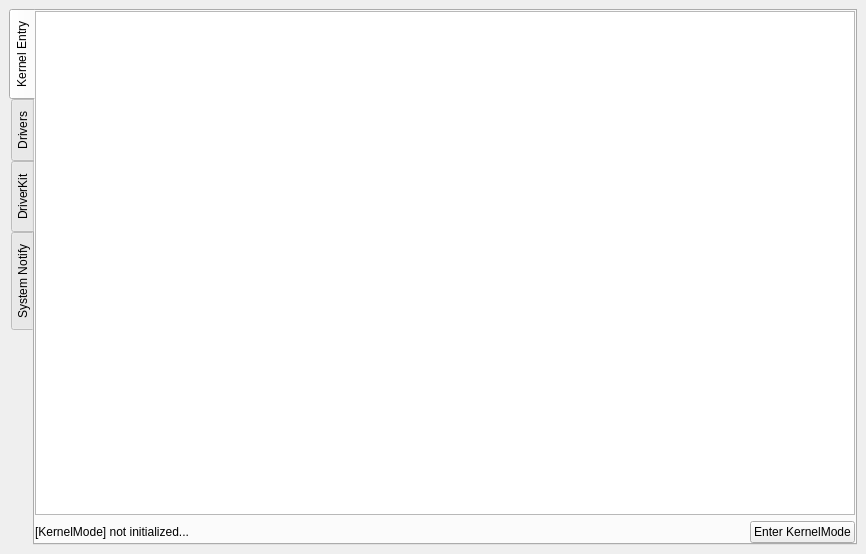
Qt form src/OpenArk/ui/kernel.ui (BlackINT3/OpenArk) before a commit.
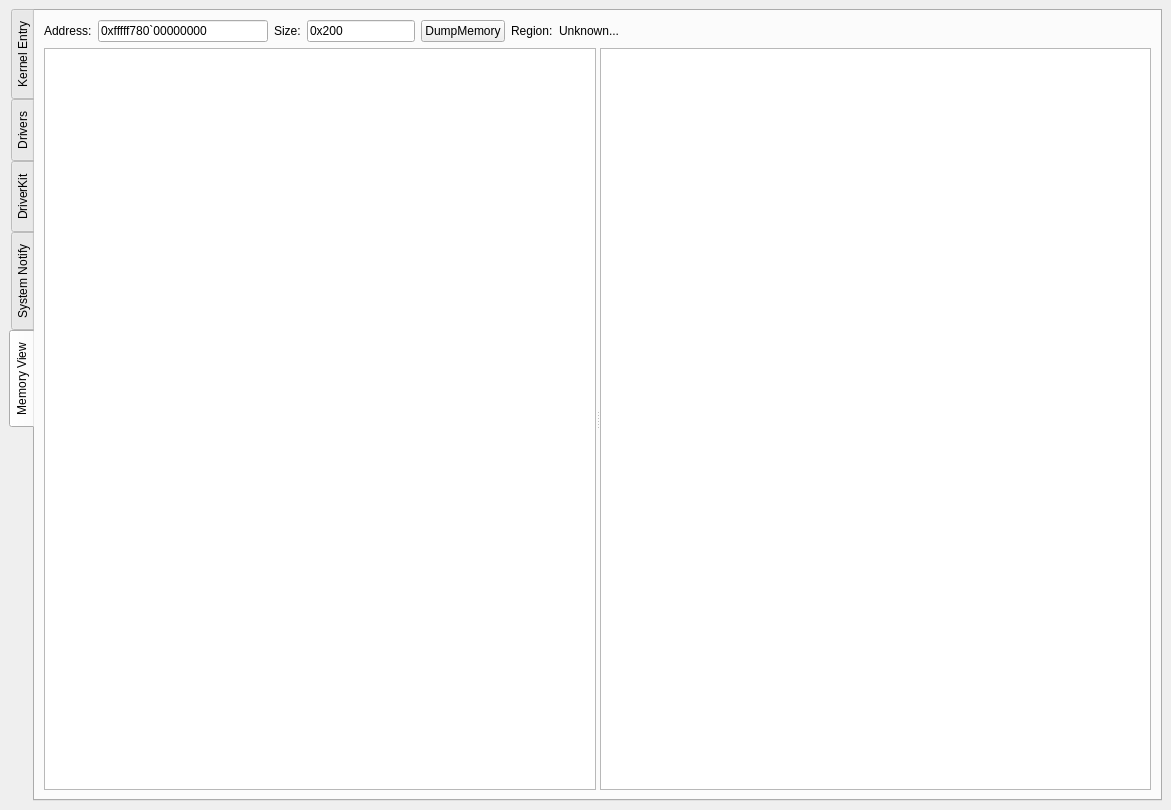
The same form after that commit.

Commit message: add kernel memory read

Patch:
```diff
--- a/src/OpenArk/ui/kernel.ui
+++ b/src/OpenArk/ui/kernel.ui
@@ -6,8 +6,8 @@
    <rect>
     <x>0</x>
     <y>0</y>
-    <width>866</width>
-    <height>554</height>
+    <width>1171</width>
+    <height>810</height>
    </rect>
   </property>
   <property name="windowTitle">
@@ -38,7 +38,7 @@
       <enum>QTabWidget::West</enum>
      </property>
      <property name="currentIndex">
-      <number>0</number>
+      <number>4</number>
      </property>
      <widget class="QWidget" name="tabKernelEntry">
       <attribute name="title">
@@ -399,6 +399,121 @@
        </item>
       </layout>
      </widget>
+     <widget class="QWidget" name="tabMemory">
+      <attribute name="title">
+       <string>Memory View</string>
+      </attribute>
+      <layout class="QVBoxLayout" name="verticalLayout_7">
+       <item>
+        <layout class="QHBoxLayout" name="horizontalLayout_6">
+         <property name="sizeConstraint">
+          <enum>QLayout::SetDefaultConstraint</enum>
+         </property>
+         <item>
+          <widget class="QLabel" name="label_4">
+           <property name="text">
+            <string>Address:</string>
+           </property>
+          </widget>
+         </item>
+         <item>
+          <widget class="QLineEdit" name="addrEdit">
+           <property name="sizePolicy">
+            <sizepolicy hsizetype="Fixed" vsizetype="Fixed">
+             <horstretch>0</horstretch>
+             <verstretch>0</verstretch>
+            </sizepolicy>
+           </property>
+           <property name="minimumSize">
+            <size>
+             <width>170</width>
+             <height>0</height>
+            </size>
+           </property>
+           <property name="text">
+            <string>0xfffff780`00000000</string>
+           </property>
+          </widget>
+         </item>
+         <item>
+          <widget class="QLabel" name="label_5">
+           <property name="text">
+            <string>Size:</string>
+           </property>
+          </widget>
+         </item>
+         <item>
+          <widget class="QLineEdit" name="sizeEdit">
+           <property name="sizePolicy">
+            <sizepolicy hsizetype="Fixed" vsizetype="Fixed">
+             <horstretch>0</horstretch>
+             <verstretch>0</verstretch>
+            </sizepolicy>
+           </property>
+           <property name="text">
+            <string>0x200</string>
+           </property>
+          </widget>
+         </item>
+         <item>
+          <widget class="QPushButton" name="dumpmemBtn">
+           <property name="text">
+            <string>DumpMemory</string>
+           </property>
+          </widget>
+         </item>
+         <item>
+          <widget class="QLabel" name="label_6">
+           <property name="sizePolicy">
+            <sizepolicy hsizetype="Preferred" vsizetype="Fixed">
+             <horstretch>0</horstretch>
+             <verstretch>0</verstretch>
+            </sizepolicy>
+           </property>
+           <property name="text">
+            <string>Region:</string>
+           </property>
+          </widget>
+         </item>
+         <item>
+          <widget class="QLabel" name="regionLabel">
+           <property name="sizePolicy">
+            <sizepolicy hsizetype="Expanding" vsizetype="Fixed">
+             <horstretch>0</horstretch>
+             <verstretch>0</verstretch>
+            </sizepolicy>
+           </property>
+           <property name="text">
+            <string>Unknown...</string>
+           </property>
+          </widget>
+         </item>
+         <item>
+          <spacer name="horizontalSpacer_5">
+           <property name="orientation">
+            <enum>Qt::Horizontal</enum>
+           </property>
+           <property name="sizeHint" stdset="0">
+            <size>
+             <width>40</width>
+             <height>20</height>
+            </size>
+           </property>
+          </spacer>
+         </item>
+        </layout>
+       </item>
+       <item>
+        <widget class="QSplitter" name="splitter">
+         <property name="orientation">
+          <enum>Qt::Horizontal</enum>
+         </property>
+         <widget class="QTextEdit" name="hexEdit"/>
+         <widget class="QTextEdit" name="disasmEdit"/>
+        </widget>
+       </item>
+      </layout>
+     </widget>
     </widget>
    </item>
   </layout>
```
The commit also changes 20 other files.
